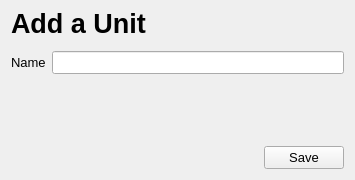
Before: the Qt Designer form ui/unit.ui in initprog/QPos, drawn with Qt 5.
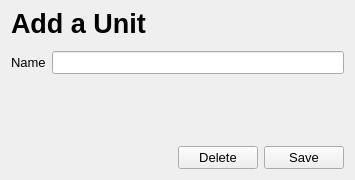
After: the same form once the commit is applied.

```diff
--- a/ui/unit.ui
+++ b/ui/unit.ui
@@ -96,6 +96,13 @@
        </property>
       </spacer>
      </item>
+     <item>
+      <widget class="QPushButton" name="btnDelete">
+       <property name="text">
+        <string>Delete</string>
+       </property>
+      </widget>
+     </item>
      <item>
       <widget class="QPushButton" name="btnSave">
        <property name="text">
```
